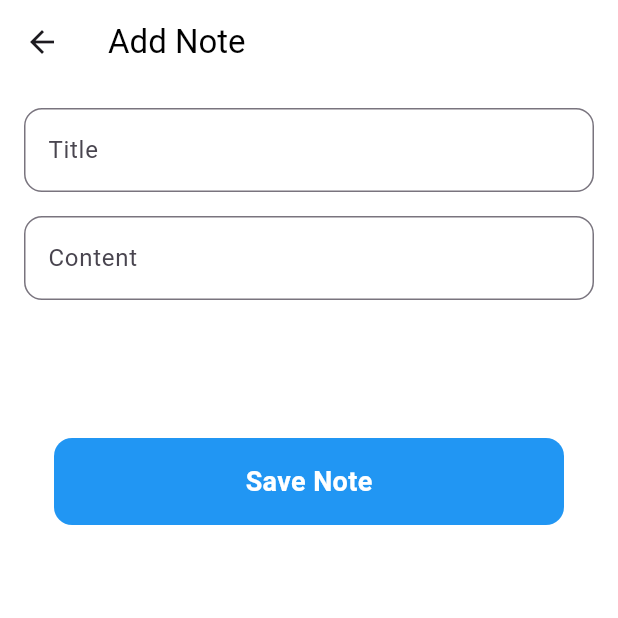
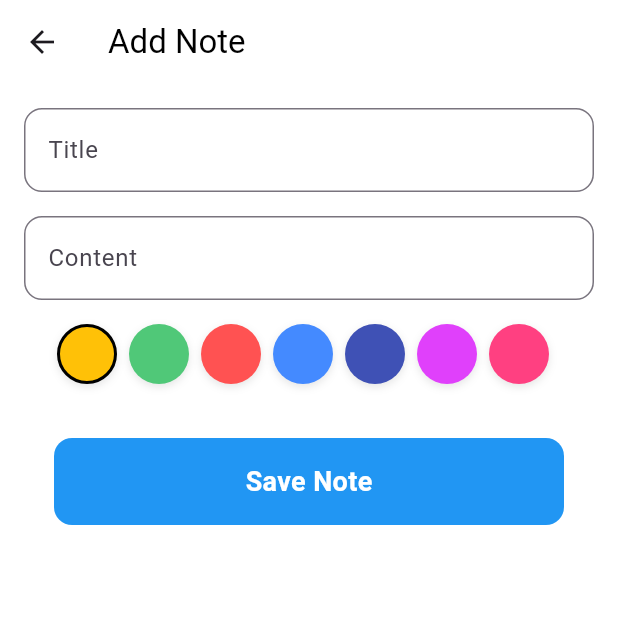
Before and after one commit to Abdulk077/note-app, a Flutter app: the screen it shows after launch, after a tap on the "add" icon, on a phone screen of 412 x 824 dp, the top half of it. Run offline on Flutter 3.47's test engine with Material 3 defaults, Android fonts, the phone set to English and light mode, and no system bars; our stand-ins replace sqflite; accounts and stored records are empty.

Commit message:
Finalize the app and release apk

```diff
--- a/lib/main.dart
+++ b/lib/main.dart
@@ -14,6 +14,7 @@ class MyApp extends StatelessWidget {
   Widget build(BuildContext context) {
     return MaterialApp(
       title: 'Notes App',
+      debugShowCheckedModeBanner: false,
       theme: ThemeData(
         visualDensity: VisualDensity.adaptivePlatformDensity,
         appBarTheme: AppBarTheme(
--- a/lib/screens/add_edit_screen.dart
+++ b/lib/screens/add_edit_screen.dart
@@ -90,25 +90,35 @@ class _AddEditNoteScreenState extends State<AddEditNoteScreen> {
                       return null;
                     },
                   ),
-                                    Padding(
+                  Padding(
                     padding: EdgeInsets.all(16),
                     child: SingleChildScrollView(
-                      scrollDirection:
-                          Axis.horizontal, // Also fixed the casing here
+                      scrollDirection:Axis.horizontal, // Also fixed the casing here
                       child: Row(
                         children: _colors.map(
                           (color) {
                             return GestureDetector(
-                              onTap: () =>
-                                  setState(() => _selectedColor = color),
+                              onTap: () => setState(() => _selectedColor = color),
                               child: Container(
                                 height: 40,
                                 width: 40,
                                 margin: EdgeInsets.only(right: 8),
                                 decoration: BoxDecoration(
-                                    // ...existing code...
+                                  color: color,
+                                  shape: BoxShape.circle,
+                                  border: Border.all(
+                                    color: _selectedColor == color ? Colors.black : Colors.transparent,
+                                    width: 2,
                                     ),
+                                  boxShadow: [
+                                    BoxShadow(
+                                      color: Colors.black.withOpacity(0.1),
+                                      blurRadius: 4,
+                                      offset: Offset(0, 2),
+                                    ),
+                                  ]
                               ),
+                            ),
                             );
                           },
                         ).toList(), // Added missing .toList()
--- a/lib/screens/view_note_screen.dart
+++ b/lib/screens/view_note_screen.dart
@@ -109,7 +109,9 @@ class ViewNoteScreen extends StatelessWidget {
                       letterSpacing: 0.2,
                     ),
                   ),
-            ),)
+            ),
+            ),
+          ),
         ],//children
       )),
     );
```
